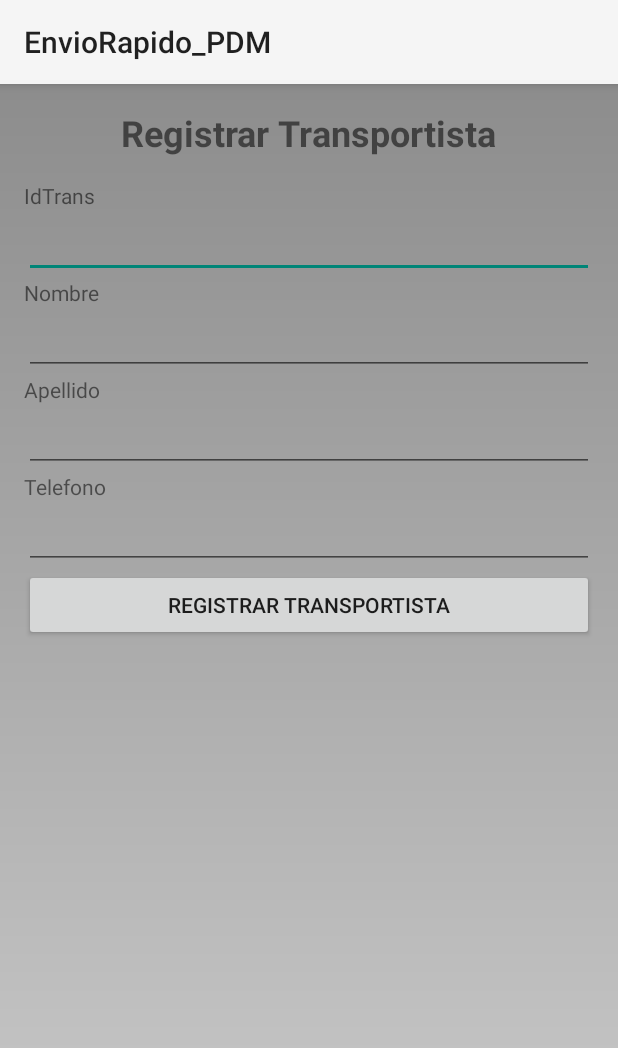
After one commit to LS18025/PROYECTO_PDM, an Android app: the CrearTransportista screen opened directly, with no data from a screen before it, on a phone screen of 412 x 824 dp. The commit adds this screen. Shown: the top 1048 px of the screen. Run offline under Robolectric (Android 15) with nearby library versions, the phone set to English and light mode, and no system bars.

Commit message:
add RegistrarTransportista

```diff
--- a/app/src/main/java/com/example/enviorapido_pdm/ConexionDataBaseHelper.kt
+++ b/app/src/main/java/com/example/enviorapido_pdm/ConexionDataBaseHelper.kt
@@ -883,7 +883,7 @@ class ConexionDataBaseHelper(context: Context) : SQLiteOpenHelper(context, DATAB
 
         cursor.use { cursor ->
             if (cursor.moveToFirst()) {
-                val rol = cursor.getString(cursor.getColumnIndex(COL_NOMBRE_ROL))
+                val rol = cursor.getString(0)
                 Log.d("getUserRole", "Role: $rol")
                 return rol
             } else {
--- /dev/null
+++ b/app/src/main/java/com/example/enviorapido_pdm/ui/transportista/CrearTransportista.kt
@@ -0,0 +1,55 @@
+package com.example.enviorapido_pdm.ui.transportista
+
+import androidx.appcompat.app.AppCompatActivity
+import android.os.Bundle
+import android.widget.Button
+import android.widget.EditText
+import android.widget.TextView
+import android.widget.Toast
+import com.example.enviorapido_pdm.ConexionDataBaseHelper
+import com.example.enviorapido_pdm.R
+import androidx.appcompat.widget.AppCompatTextView
+class CrearTransportista : AppCompatActivity() {
+    //CONEXION A DB
+    private lateinit var dbHelper: ConexionDataBaseHelper
+    //CONTROLES DE FORMULARIO
+    private lateinit var txtId: TextView
+    private lateinit var txtNomb: TextView
+    private lateinit var txtApell: TextView
+    private lateinit var txtNumTel: TextView
+    override fun onCreate(savedInstanceState: Bundle?) {
+        super.onCreate(savedInstanceState)
+        setContentView(R.layout.activity_crear_transportista)
+
+        //Inicializamos el helper de la base de datos
+        dbHelper = ConexionDataBaseHelper(this)
+
+        val btnGuardar: Button = findViewById(R.id.buttonRegistrarTrans)
+
+        btnGuardar.setOnClickListener() {
+            Toast.makeText(this, "Guardando...", Toast.LENGTH_SHORT).show()
+            guardarTransportistaEnDB()
+
+        }
+
+    }
+    private fun guardarTransportistaEnDB()
+    {
+        txtId = findViewById(R.id.txtIdTrans)
+        txtNomb = findViewById(R.id.editNombreTrans)
+        txtApell = findViewById(R.id.editTextApellidoTrans)
+        txtNumTel = findViewById(R.id.editTextTel)
+
+        val IdResultado = dbHelper.AgregarTransportistas(txtId.text.toString().toInt(),txtNomb.text.toString(),txtApell.text.toString(),txtNumTel.text.toString())
+
+        if(IdResultado==-1.toLong())
+        {
+            Toast.makeText(this,"Hubo un error o el codigo del transportista ya existe", Toast.LENGTH_SHORT).show()
+        }
+        else
+        {
+            Toast.makeText(this,"Transportista agregado con exito", Toast.LENGTH_SHORT).show()
+        }
+
+    }
+}
--- /dev/null
+++ b/app/src/main/res/layout/activity_crear_transportista.xml
@@ -0,0 +1,75 @@
+<?xml version="1.0" encoding="utf-8"?>
+<ScrollView xmlns:android="http://schemas.android.com/apk/res/android"
+    xmlns:app="http://schemas.android.com/apk/res-auto"
+    xmlns:tools="http://schemas.android.com/tools"
+    android:layout_width="match_parent"
+    android:layout_height="match_parent">
+
+    <LinearLayout
+        android:layout_width="match_parent"
+        android:layout_height="wrap_content"
+        android:orientation="vertical"
+        android:padding="16dp">
+
+        <TextView
+            android:id="@+id/textViewTitulo"
+            android:layout_width="wrap_content"
+            android:layout_height="wrap_content"
+            android:text="Registrar Transportista"
+            android:textSize="24sp"
+            android:textStyle="bold"
+            android:layout_gravity="center_horizontal"
+            android:layout_marginBottom="16dp"/>
+        <TextView
+            android:id="@+id/textViewIdTrans"
+            android:layout_width="wrap_content"
+            android:layout_height="wrap_content"
+            android:text="IdTrans" />
+
+        <EditText
+            android:id="@+id/txtIdTrans"
+            android:layout_width="match_parent"
+            android:layout_height="wrap_content"
+            android:inputType="text" />
+        <TextView
+            android:id="@+id/textViewNombreTrans"
+            android:layout_width="wrap_content"
+            android:layout_height="wrap_content"
+            android:text="Nombre" />
+
+        <EditText
+            android:id="@+id/editNombreTrans"
+            android:layout_width="match_parent"
+            android:layout_height="wrap_content"
+            android:inputType="text" />
+
+        <TextView
+            android:id="@+id/textViewApellidoTrans"
+            android:layout_width="wrap_content"
+            android:layout_height="wrap_content"
+            android:text="Apellido" />
+
+        <EditText
+            android:id="@+id/editTextApellidoTrans"
+            android:layout_width="match_parent"
+            android:layout_height="wrap_content"
+            android:inputType="text" />
+        <TextView
+            android:id="@+id/textViewTelTrans"
+            android:layout_width="wrap_content"
+            android:layout_height="wrap_content"
+            android:text="Telefono" />
+
+        <EditText
+            android:id="@+id/editTextTel"
+            android:layout_width="match_parent"
+            android:layout_height="wrap_content"
+            android:inputType="text" />
+        <Button
+            android:id="@+id/buttonRegistrarTrans"
+            android:layout_width="match_parent"
+            android:layout_height="wrap_content"
+            android:text="Registrar Transportista" />
+
+    </LinearLayout>
+</ScrollView>
--- a/app/src/main/res/layout/activity_main.xml
+++ b/app/src/main/res/layout/activity_main.xml
@@ -33,4 +33,6 @@
         app:layout_constraintVertical_bias="0.0"
         app:navGraph="@navigation/mobile_navigation" />
 
+
+
 </androidx.constraintlayout.widget.ConstraintLayout>
```
Also changed, not shown: app/src/main/AndroidManifest.xml (+13 -1 lines), app/src/main/java/com/example/enviorapido_pdm/MainActivity.kt (+7 -6 lines), app/src/main/java/com/example/enviorapido_pdm/RegistrarTransportista.kt (added, +14 -0 lines), app/src/main/java/com/example/enviorapido_pdm/ui/home/HomeFragment.kt (+8 -1 lines), app/src/main/java/com/example/enviorapido_pdm/ui/transportista/EditarTransportista.kt (added, +12 -0 lines), app/src/main/java/com/example/enviorapido_pdm/ui/transportista/EliminarTransportista.kt (added, +12 -0 lines), app/src/main/res/layout/activity_editar_transportista.xml (added, +9 -0 lines), app/src/main/res/layout/activity_eliminar_transportista.xml (added, +9 -0 lines), app/src/main/res/layout/fragment_home.xml (+12 -0 lines).
